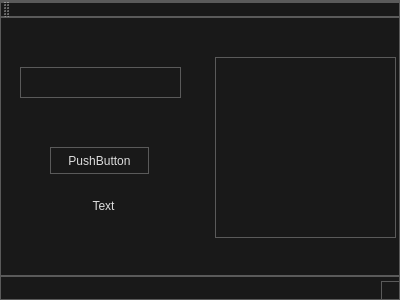
This is mainwindow.ui in Jason27chan/qt-example as Qt 5 draws it before an edit. The edited form follows.
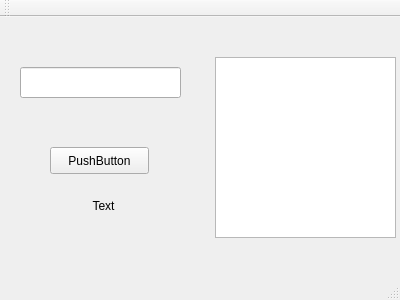
This is the edited form.

```diff
--- a/mainwindow.ui
+++ b/mainwindow.ui
@@ -14,287 +14,7 @@
    <string>MainWindow</string>
   </property>
   <property name="styleSheet">
-   <string notr="true">/*
-	Copyright 2013 Emanuel Claesson
-
-	Licensed under the Apache License, Version 2.0 (the &quot;License&quot;);
-	you may not use this file except in compliance with the License.
-	You may obtain a copy of the License at
-
-		http://www.apache.org/licenses/LICENSE-2.0
-
-	Unless required by applicable law or agreed to in writing, software
-	distributed under the License is distributed on an &quot;AS IS&quot; BASIS,
-	WITHOUT WARRANTIES OR CONDITIONS OF ANY KIND, either express or implied.
-	See the License for the specific language governing permissions and
-	limitations under the License.
-*/
-
-/*
-	COLOR_DARK     = #191919
-	COLOR_MEDIUM   = #353535
-	COLOR_MEDLIGHT = #5A5A5A
-	COLOR_LIGHT    = #DDDDDD
-	COLOR_ACCENT   = #3D7848
-*/
-
-* {
-	background: #191919;
-	color: #DDDDDD;
-	border: 1px solid #5A5A5A;
-}
-
-QWidget::item:selected {
-	background: #3D7848;
-}
-
-QCheckBox, QRadioButton {
-	border: none;
-}
-
-QRadioButton::indicator, QCheckBox::indicator {
-	width: 13px;
-	height: 13px;
-}
-
-QRadioButton::indicator::unchecked, QCheckBox::indicator::unchecked {
-	border: 1px solid #5A5A5A;
-	background: none;
-}
-
-QRadioButton::indicator:unchecked:hover, QCheckBox::indicator:unchecked:hover {
-	border: 1px solid #DDDDDD;
-}
-
-QRadioButton::indicator::checked, QCheckBox::indicator::checked {
-	border: 1px solid #5A5A5A;
-	background: #5A5A5A;
-}
-
-QRadioButton::indicator:checked:hover, QCheckBox::indicator:checked:hover {
-	border: 1px solid #DDDDDD;
-	background: #DDDDDD;
-}
-
-QGroupBox {
-	margin-top: 6px;
-}
-
-QGroupBox::title {
-	top: -7px;
-	left: 7px;
-}
-
-QScrollBar {
-	border: 1px solid #5A5A5A;
-	background: #191919;
-}
-
-QScrollBar:horizontal {
-	height: 15px;
-	margin: 0px 0px 0px 32px;
-}
-
-QScrollBar:vertical {
-	width: 15px;
-	margin: 32px 0px 0px 0px;
-}
-
-QScrollBar::handle {
-	background: #353535;
-	border: 1px solid #5A5A5A;
-}
-
-QScrollBar::handle:horizontal {
-	border-width: 0px 1px 0px 1px;
-}
-
-QScrollBar::handle:vertical {
-	border-width: 1px 0px 1px 0px;
-}
-
-QScrollBar::handle:horizontal {
-	min-width: 20px;
-}
-
-QScrollBar::handle:vertical {
-	min-height: 20px;
-}
-
-QScrollBar::add-line, QScrollBar::sub-line {
-	background:#353535;
-	border: 1px solid #5A5A5A;
-	subcontrol-origin: margin;
-}
-
-QScrollBar::add-line {
-	position: absolute;
-}
-
-QScrollBar::add-line:horizontal {
-	width: 15px;
-	subcontrol-position: left;
-	left: 15px;
-}
-
-QScrollBar::add-line:vertical {
-	height: 15px;
-	subcontrol-position: top;
-	top: 15px;
-}
-
-QScrollBar::sub-line:horizontal {
-	width: 15px;
-	subcontrol-position: top left;
-}
-
-QScrollBar::sub-line:vertical {
-	height: 15px;
-	subcontrol-position: top;
-}
-
-QScrollBar:left-arrow, QScrollBar::right-arrow, QScrollBar::up-arrow, QScrollBar::down-arrow {
-	border: 1px solid #5A5A5A;
-	width: 3px;
-	height: 3px;
-}
-
-QScrollBar::add-page, QScrollBar::sub-page {
-	background: none;
-}
-
-QAbstractButton:hover {
-	background: #353535;
-}
-
-QAbstractButton:pressed {
-	background: #5A5A5A;
-}
-
-QAbstractItemView {
-	show-decoration-selected: 1;
-	selection-background-color: #3D7848;
-	selection-color: #DDDDDD;
-	alternate-background-color: #353535;
-}
-
-QHeaderView {
-	border: 1px solid #5A5A5A;
-}
-
-QHeaderView::section {
-	background: #191919;
-	border: 1px solid #5A5A5A;
-	padding: 4px;
-}
-
-QHeaderView::section:selected, QHeaderView::section::checked {
-	background: #353535;
-}
-
-QTableView {
-	gridline-color: #5A5A5A;
-}
-
-QTabBar {
-	margin-left: 2px;
-}
-
-QTabBar::tab {
-	border-radius: 0px;
-	padding: 4px;
-	margin: 4px;
-}
-
-QTabBar::tab:selected {
-	background: #353535;
-}
-
-QComboBox::down-arrow {
-	border: 1px solid #5A5A5A;
-	background: #353535;
-}
-
-QComboBox::drop-down {
-	border: 1px solid #5A5A5A;
-	background: #353535;
-}
-
-QComboBox::down-arrow {
-	width: 3px;
-	height: 3px;
-	border: 1px solid #5A5A5A;
-}
-
-QAbstractSpinBox {
-	padding-right: 15px;
-}
-
-QAbstractSpinBox::up-button, QAbstractSpinBox::down-button {
-	border: 1px solid #5A5A5A;
-	background: #353535;
-	subcontrol-origin: border;
-}
-
-QAbstractSpinBox::up-arrow, QAbstractSpinBox::down-arrow {
-	width: 3px;
-	height: 3px;
-	border: 1px solid #5A5A5A;
-}
-
-QSlider {
-	border: none;
-}
-
-QSlider::groove:horizontal {
-	height: 5px;
-	margin: 4px 0px 4px 0px;
-}
-
-QSlider::groove:vertical {
-	width: 5px;
-	margin: 0px 4px 0px 4px;
-}
-
-QSlider::handle {
-	border: 1px solid #5A5A5A;
-	background: #353535;
-}
-
-QSlider::handle:horizontal {
-	width: 15px;
-	margin: -4px 0px -4px 0px;
-}
-
-QSlider::handle:vertical {
-	height: 15px;
-	margin: 0px -4px 0px -4px;
-}
-
-QSlider::add-page:vertical, QSlider::sub-page:horizontal {
-	background: #3D7848;
-}
-
-QSlider::sub-page:vertical, QSlider::add-page:horizontal {
-	background: #353535;
-}
-
-QLabel {
-	border: none;
-}
-
-QProgressBar {
-	text-align: center;
-}
-
-QProgressBar::chunk {
-	width: 1px;
-	background-color: #3D7848;
-}
-
-QMenu::separator {
-	background: #353535;
-}</string>
+   <string notr="true"></string>
   </property>
   <widget class="QWidget" name="centralWidget">
    <widget class="QListWidget" name="listWidget">
```
